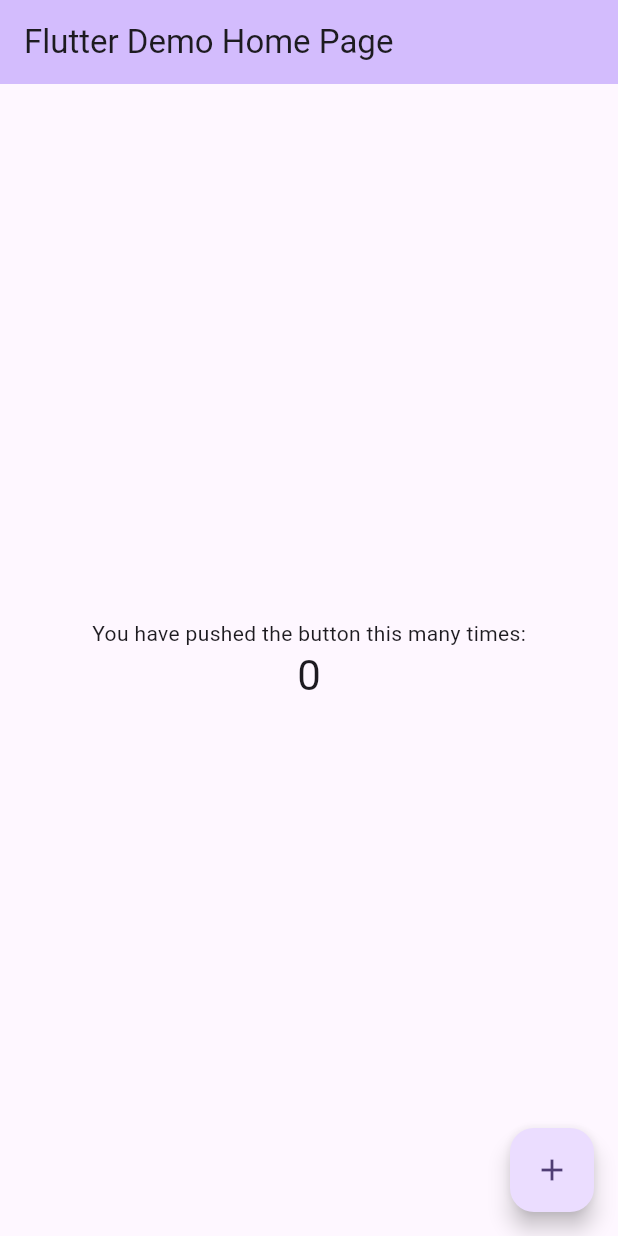
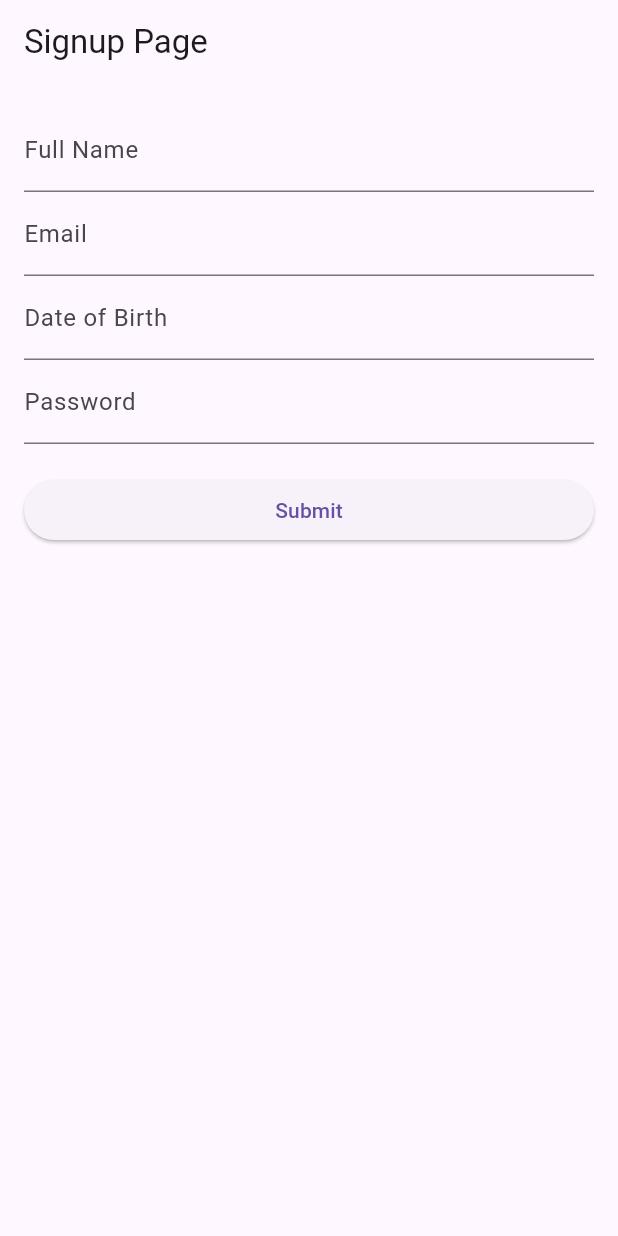
Before and after one commit to Ducton040702/signup_form, a Flutter app: the screen it shows after launch, on a phone screen of 412 x 824 dp. Run offline on Flutter 3.47's test engine with Material 3 defaults, Android fonts, the phone set to English and light mode, and no system bars.

Commit message:
Updated main.dart with full signup form and validation

```diff
--- a/lib/main.dart
+++ b/lib/main.dart
@@ -1,122 +1,170 @@
 import 'package:flutter/material.dart';
 
-void main() {
-  runApp(const MyApp());
-}
+void main() => runApp(const MyApp());
 
 class MyApp extends StatelessWidget {
   const MyApp({super.key});
 
-  // This widget is the root of your application.
   @override
   Widget build(BuildContext context) {
+    const appTitle = 'Signup Form';
+
     return MaterialApp(
-      title: 'Flutter Demo',
-      theme: ThemeData(
-        // This is the theme of your application.
-        //
-        // TRY THIS: Try running your application with "flutter run". You'll see
-        // the application has a purple toolbar. Then, without quitting the app,
-        // try changing the seedColor in the colorScheme below to Colors.green
-        // and then invoke "hot reload" (save your changes or press the "hot
-        // reload" button in a Flutter-supported IDE, or press "r" if you used
-        // the command line to start the app).
-        //
-        // Notice that the counter didn't reset back to zero; the application
-        // state is not lost during the reload. To reset the state, use hot
-        // restart instead.
-        //
-        // This works for code too, not just values: Most code changes can be
-        // tested with just a hot reload.
-        colorScheme: ColorScheme.fromSeed(seedColor: Colors.deepPurple),
-      ),
-      home: const MyHomePage(title: 'Flutter Demo Home Page'),
+      title: appTitle,
+      home: const SignupFormPage(),
     );
   }
 }
 
-class MyHomePage extends StatefulWidget {
-  const MyHomePage({super.key, required this.title});
-
-  // This widget is the home page of your application. It is stateful, meaning
-  // that it has a State object (defined below) that contains fields that affect
-  // how it looks.
-
-  // This class is the configuration for the state. It holds the values (in this
-  // case the title) provided by the parent (in this case the App widget) and
-  // used by the build method of the State. Fields in a Widget subclass are
-  // always marked "final".
-
-  final String title;
+class SignupFormPage extends StatefulWidget {
+  const SignupFormPage({super.key});
 
   @override
-  State<MyHomePage> createState() => _MyHomePageState();
+  State<SignupFormPage> createState() => _SignupFormPageState();
 }
 
-class _MyHomePageState extends State<MyHomePage> {
-  int _counter = 0;
+class _SignupFormPageState extends State<SignupFormPage> {
+  final _formKey = GlobalKey<FormState>();
+  final _nameController = TextEditingController();
+  final _emailController = TextEditingController();
+  final _dobController = TextEditingController();
+  final _passwordController = TextEditingController();
 
-  void _incrementCounter() {
-    setState(() {
-      // This call to setState tells the Flutter framework that something has
-      // changed in this State, which causes it to rerun the build method below
-      // so that the display can reflect the updated values. If we changed
-      // _counter without calling setState(), then the build method would not be
-      // called again, and so nothing would appear to happen.
-      _counter++;
-    });
+  DateTime? _selectedDate;
+
+  Future<void> _pickDate(BuildContext context) async {
+    final DateTime? picked = await showDatePicker(
+      context: context,
+      initialDate: _selectedDate ?? DateTime(2000),
+      firstDate: DateTime(1900),
+      lastDate: DateTime.now(),
+    );
+
+    if (picked != null) {
+      setState(() {
+        _selectedDate = picked;
+        _dobController.text = "${picked.year}-${picked.month}-${picked.day}";
+      });
+    }
+  }
+
+  void _submitForm() {
+    if (_formKey.currentState!.validate()) {
+      Navigator.push(
+        context,
+        MaterialPageRoute(
+            builder: (context) => ConfirmationPage(
+                name: _nameController.text, email: _emailController.text)),
+      );
+    }
   }
 
   @override
   Widget build(BuildContext context) {
-    // This method is rerun every time setState is called, for instance as done
-    // by the _incrementCounter method above.
-    //
-    // The Flutter framework has been optimized to make rerunning build methods
-    // fast, so that you can just rebuild anything that needs updating rather
-    // than having to individually change instances of widgets.
     return Scaffold(
-      appBar: AppBar(
-        // TRY THIS: Try changing the color here to a specific color (to
-        // Colors.amber, perhaps?) and trigger a hot reload to see the AppBar
-        // change color while the other colors stay the same.
-        backgroundColor: Theme.of(context).colorScheme.inversePrimary,
-        // Here we take the value from the MyHomePage object that was created by
-        // the App.build method, and use it to set our appbar title.
-        title: Text(widget.title),
+      appBar: AppBar(title: const Text('Signup Page')),
+      body: Padding(
+        padding: const EdgeInsets.all(16),
+        child: Form(
+          key: _formKey,
+          child: ListView(
+            children: [
+              TextFormField(
+                controller: _nameController,
+                decoration: const InputDecoration(labelText: 'Full Name'),
+                validator: (value) {
+                  if (value == null || value.isEmpty) {
+                    return 'Please enter your name';
+                  }
+                  return null;
+                },
+              ),
+              TextFormField(
+                controller: _emailController,
+                decoration: const InputDecoration(labelText: 'Email'),
+                validator: (value) {
+                  if (value == null || value.isEmpty) {
+                    return 'Please enter your email';
+                  }
+                  if (!RegExp(r'\S+@\S+\.\S+').hasMatch(value)) {
+                    return 'Please enter a valid email address';
+                  }
+                  return null;
+                },
+              ),
+              TextFormField(
+                controller: _dobController,
+                readOnly: true,
+                decoration: const InputDecoration(labelText: 'Date of Birth'),
+                onTap: () => _pickDate(context),
+                validator: (value) {
+                  if (value == null || value.isEmpty) {
+                    return 'Please select your date of birth';
+                  }
+                  return null;
+                },
+              ),
+              TextFormField(
+                controller: _passwordController,
+                obscureText: true,
+                decoration: const InputDecoration(labelText: 'Password'),
+                validator: (value) {
+                  if (value == null || value.isEmpty) {
+                    return 'Please enter your password';
+                  }
+                  if (value.length < 8) {
+                    return 'Password must be at least 8 characters';
+                  }
+                  if (!RegExp(r'^(?=.*[A-Za-z])(?=.*\d)[A-Za-z\d]{8,}$')
+                      .hasMatch(value)) {
+                    return 'Password must contain letters and numbers';
+                  }
+                  return null;
+                },
+              ),
+              const SizedBox(height: 20),
+              ElevatedButton(
+                onPressed: _submitForm,
+                child: const Text('Submit'),
+              ),
+            ],
+          ),
+        ),
       ),
-      body: Center(
-        // Center is a layout widget. It takes a single child and positions it
-        // in the middle of the parent.
+    );
+  }
+}
+
+class ConfirmationPage extends StatelessWidget {
+  final String name;
+  final String email;
+
+  const ConfirmationPage({super.key, required this.name, required this.email});
+
+  @override
+  Widget build(BuildContext context) {
+    return Scaffold(
+      appBar: AppBar(title: const Text('Confirmation')),
+      body: Padding(
+        padding: const EdgeInsets.all(24),
         child: Column(
-          // Column is also a layout widget. It takes a list of children and
-          // arranges them vertically. By default, it sizes itself to fit its
-          // children horizontally, and tries to be as tall as its parent.
-          //
-          // Column has various properties to control how it sizes itself and
-          // how it positions its children. Here we use mainAxisAlignment to
-          // center the children vertically; the main axis here is the vertical
-          // axis because Columns are vertical (the cross axis would be
-          // horizontal).
-          //
-          // TRY THIS: Invoke "debug painting" (choose the "Toggle Debug Paint"
-          // action in the IDE, or press "p" in the console), to see the
-          // wireframe for each widget.
           mainAxisAlignment: MainAxisAlignment.center,
-          children: <Widget>[
-            const Text('You have pushed the button this many times:'),
-            Text(
-              '$_counter',
-              style: Theme.of(context).textTheme.headlineMedium,
+          children: [
+            const Text(
+              'Signup Successful!',
+              style: TextStyle(fontSize: 24, fontWeight: FontWeight.bold),
+            ),
+            const SizedBox(height: 20),
+            Text('Welcome, $name'),
+            Text('Email: $email'),
+            const SizedBox(height: 20),
+            ElevatedButton(
+              onPressed: () => Navigator.pop(context),
+              child: const Text('Go Back'),
             ),
           ],
         ),
       ),
-      floatingActionButton: FloatingActionButton(
-        onPressed: _incrementCounter,
-        tooltip: 'Increment',
-        child: const Icon(Icons.add),
-      ), // This trailing comma makes auto-formatting nicer for build methods.
     );
   }
 }
```
